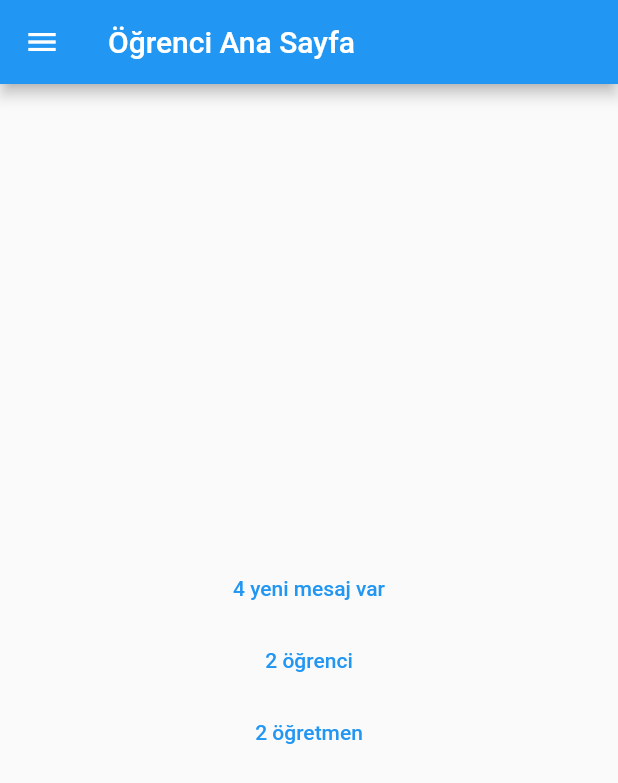
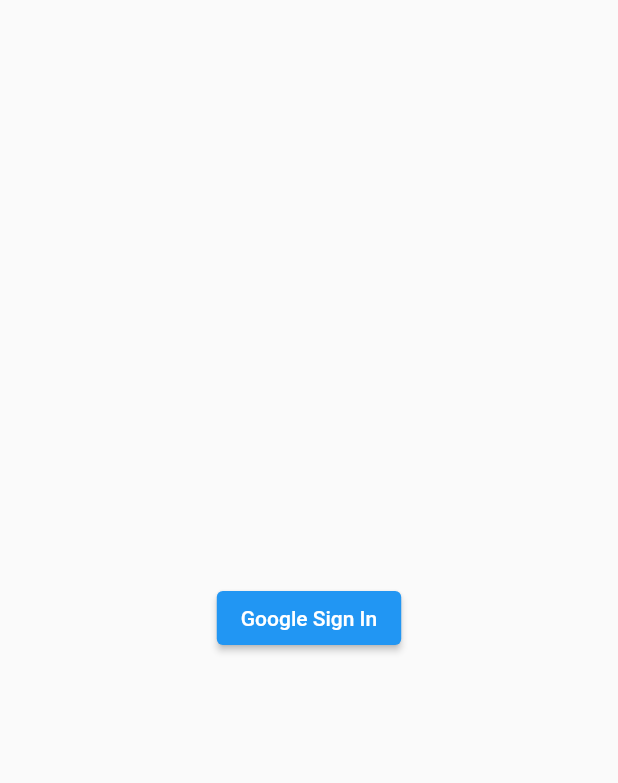
Before and after one commit to seniorBurak/ogrenci_uyg, a Flutter app: the screen it shows after launch, on a phone screen of 412 x 824 dp. Shown: the top 783 px of the screen. Run offline on Flutter 3.47's test engine with Material 2 defaults, Android fonts, the phone set to English and light mode, and no system bars; our stand-ins replace firebase_auth, firebase_core, flutter_riverpod, google_sign_in; accounts and stored records are empty.

Commit message:
google signIn

```diff
--- a/lib/main.dart
+++ b/lib/main.dart
@@ -1,3 +1,5 @@
+import 'package:firebase_auth/firebase_auth.dart';
+import 'package:firebase_core/firebase_core.dart';
 import 'package:flutter/material.dart';
 import 'package:flutter_riverpod/flutter_riverpod.dart';
 import 'package:ogrenci_uyg/pages/mesajlar_sayfasi.dart';
@@ -6,6 +8,7 @@
 import 'package:ogrenci_uyg/repository/mesajlar_repository.dart';
 import 'package:ogrenci_uyg/repository/ogrenciler_repository.dart';
 import 'package:ogrenci_uyg/repository/ogretmenler_repository.dart';
+import 'package:ogrenci_uyg/ultilies/google_sign_in.dart';
 
 void main() {
   runApp(const ProviderScope(child: OgrenciUyg()));
@@ -21,7 +24,57 @@
       theme: ThemeData(
         primarySwatch: Colors.blue,
       ),
-      home: const AnaSayfa(title: 'Öğrenci Ana Sayfa'),
+      home: const SplashScreen(),
+    );
+  }
+}
+
+class SplashScreen extends StatefulWidget {
+  const SplashScreen({Key? key}) : super(key: key);
+
+  @override
+  State<SplashScreen> createState() => _SplashScreenState();
+}
+
+class _SplashScreenState extends State<SplashScreen> {
+  bool isFirebaseInitialized = false;
+  @override
+  void initState() {
+    super.initState();
+    initializeFirebase();
+  }
+
+  Future<void> initializeFirebase() async {
+    await Firebase.initializeApp();
+    setState(() {
+      isFirebaseInitialized = true;
+    });
+    if (FirebaseAuth.instance.currentUser != null) {
+      anaSayfayaGit();
+    }
+  }
+
+  void anaSayfayaGit() {
+    Navigator.of(context).pushReplacement(
+      MaterialPageRoute(
+        builder: (context) => const AnaSayfa(title: 'Öğrenci Ana Sayfa'),
+      ),
+    );
+  }
+
+  @override
+  Widget build(BuildContext context) {
+    return Scaffold(
+      body: Center(
+        child: isFirebaseInitialized
+            ? ElevatedButton(
+                onPressed: () async {
+                  await signInWithGoogle();
+                  anaSayfayaGit();
+                },
+                child: const Text('Google Sign In'))
+            : const CircularProgressIndicator(),
+      ),
     );
   }
 }
--- a/pubspec.yaml
+++ b/pubspec.yaml
@@ -38,6 +38,9 @@
   cupertino_icons: ^1.0.2
   flutter_riverpod: ^2.1.3
   http: ^0.13.5
+  firebase_core: ^2.4.1
+  firebase_auth: ^4.2.5
+  google_sign_in: ^5.4.3
 
 dev_dependencies:
   flutter_test:
```
Also changed, not shown: lib/ultilies/google_sign_in.dart (added, +20 -0 lines), pubspec.lock, 4 other files.
